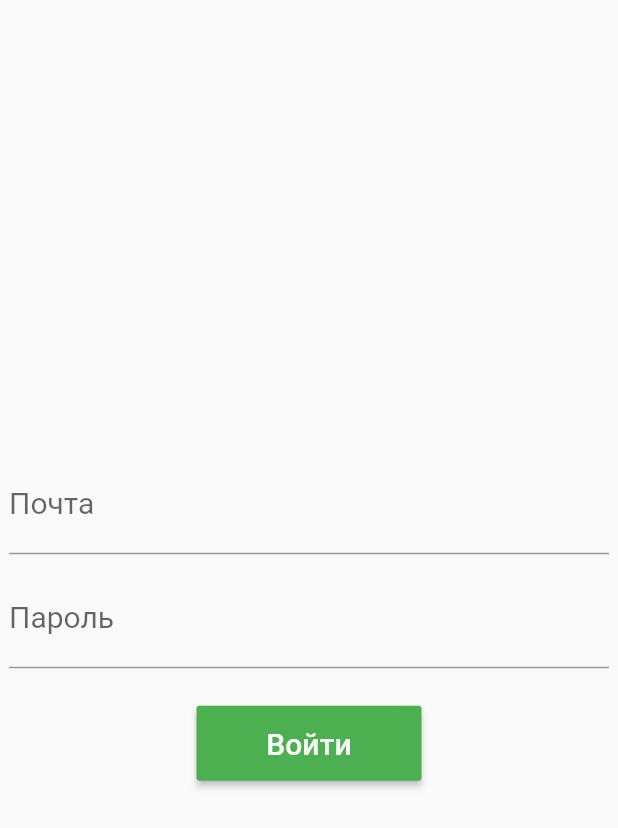
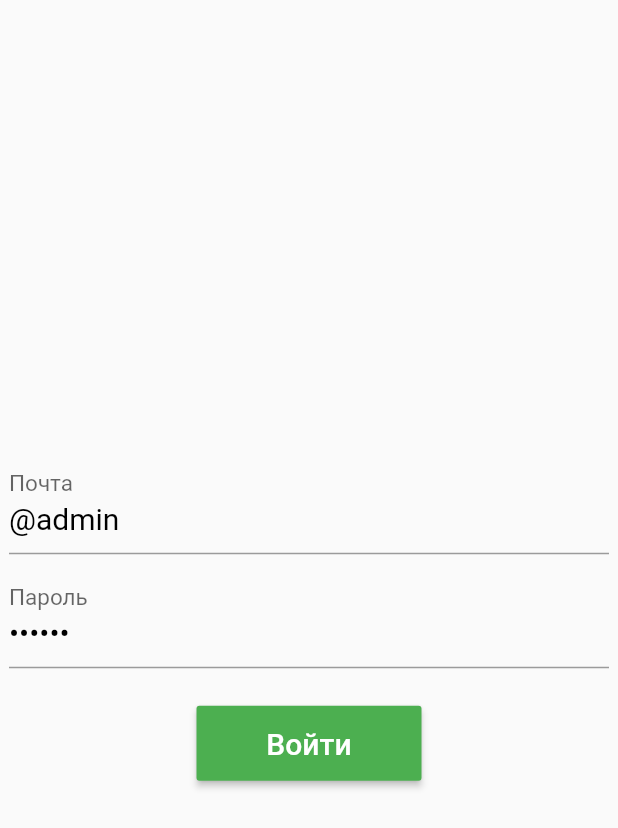
Before and after one commit to mentoster/digital_breakthrough, a Flutter app: the screen it shows after launch, on a phone screen of 412 x 824 dp. Shown: the top 828 px of the screen. Run offline on Flutter 3.47's test engine with Material 2 defaults, Android fonts, the phone set to English and light mode, and no system bars; our stand-ins replace curved_navigation_bar; missing offline and left inert: tree_view.

Commit message:
auto login

```diff
--- a/lib/main.dart
+++ b/lib/main.dart
@@ -24,8 +24,9 @@ class MyApp extends StatelessWidget {
               child: new Column(
                 mainAxisAlignment: MainAxisAlignment.center,
                 children: <Widget>[
-                  new Container(
+                new Container(
                     child: new TextFormField(
+                      initialValue: "@admin",
                       decoration: new InputDecoration(labelText: "Почта"),
                       keyboardType: TextInputType.emailAddress,
                       maxLines: 1,
@@ -39,6 +40,7 @@ class MyApp extends StatelessWidget {
                   ),
                   new Container(
                     child: new TextFormField(
+                      initialValue: "123456",
                       decoration: new InputDecoration(labelText: "Пароль"),
                       obscureText: true,
                       maxLines: 1,
```
